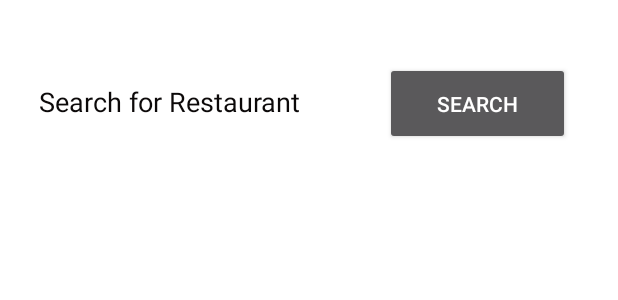
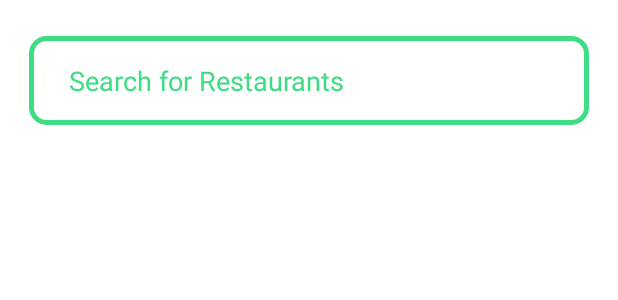
Before and after one commit to ShreyasChandrashekar/FoodDroidAR, an Android app: the layout activity_search.xml on its own in the app's theme, with its tools: preview values and no code run, on a phone screen of 412 x 824 dp. Shown: the top 300 px of the screen. Run offline under Robolectric (Android 15) with nearby library versions, the phone set to English and light mode, and no system bars.

Commit message:
Search fixed

```diff
--- /dev/null
+++ b/app/src/main/res/drawable/edit_text_border.xml
@@ -0,0 +1,13 @@
+<?xml version="1.0" encoding="utf-8"?>
+<selector xmlns:android="http://schemas.android.com/apk/res/android">
+    <item>
+        <shape android:shape="rectangle">
+            <solid android:color="#ffffff"/>
+            <corners android:radius="10dp" />
+            <stroke
+                android:width="3dp"
+                android:color="#3EDD84"
+                />
+        </shape>
+    </item>
+</selector>
--- a/app/src/main/res/layout/activity_search.xml
+++ b/app/src/main/res/layout/activity_search.xml
@@ -9,43 +9,30 @@
 
     <androidx.recyclerview.widget.RecyclerView
         android:id="@+id/restaurantBox"
-        android:layout_width="385dp"
-        android:layout_height="528dp"
+        android:layout_width="384dp"
+        android:layout_height="551dp"
         android:layout_marginTop="36dp"
         android:background="#FFFFFF"
         app:layout_constraintBottom_toBottomOf="parent"
         app:layout_constraintEnd_toEndOf="parent"
-        app:layout_constraintHorizontal_bias="0.0"
         app:layout_constraintStart_toStartOf="parent"
         app:layout_constraintTop_toBottomOf="@+id/searchField"
         app:layout_constraintVertical_bias="0.0" />
 
     <EditText
         android:id="@+id/searchField"
-        android:layout_width="216dp"
-        android:layout_height="52dp"
+        android:layout_width="373dp"
+        android:layout_height="59dp"
+        android:layout_marginTop="24dp"
         android:ems="10"
+        android:hint="Search for Restaurants"
+        android:paddingLeft="40px"
         android:inputType="textPersonName"
-        android:text="Search for Restaurant"
-        android:textColor="#0C0909"
-        android:textColorHint="#0C0909"
-        app:layout_constraintBottom_toBottomOf="parent"
+        android:textColor="#3EDD84"
+        android:textColorHint="#3EDD84"
+        android:background="@drawable/edit_text_border"
         app:layout_constraintEnd_toEndOf="parent"
-        app:layout_constraintHorizontal_bias="0.111"
         app:layout_constraintStart_toStartOf="parent"
-        app:layout_constraintTop_toTopOf="parent"
-        app:layout_constraintVertical_bias="0.054" />
-
-    <Button
-        android:id="@+id/searchButton"
-        android:layout_width="123dp"
-        android:layout_height="55dp"
-        android:text="Search"
-        app:layout_constraintBottom_toBottomOf="parent"
-        app:layout_constraintEnd_toEndOf="parent"
-        app:layout_constraintHorizontal_bias="0.888"
-        app:layout_constraintStart_toStartOf="parent"
-        app:layout_constraintTop_toTopOf="parent"
-        app:layout_constraintVertical_bias="0.054" />
+        app:layout_constraintTop_toTopOf="parent" />
 
 </androidx.constraintlayout.widget.ConstraintLayout>
```
Also changed, not shown: app/src/main/java/com/example/fdroid/SearchActivity.java (+33 -17 lines).
